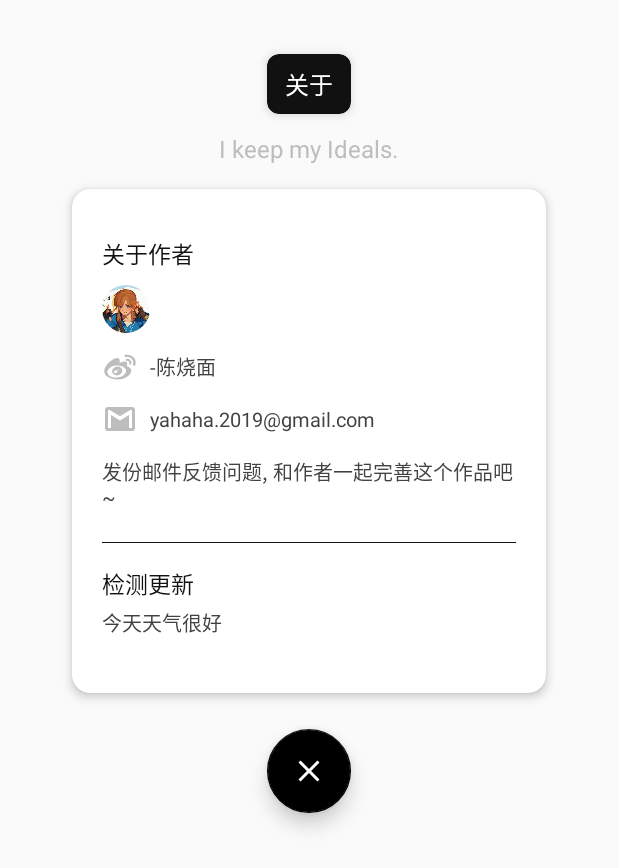
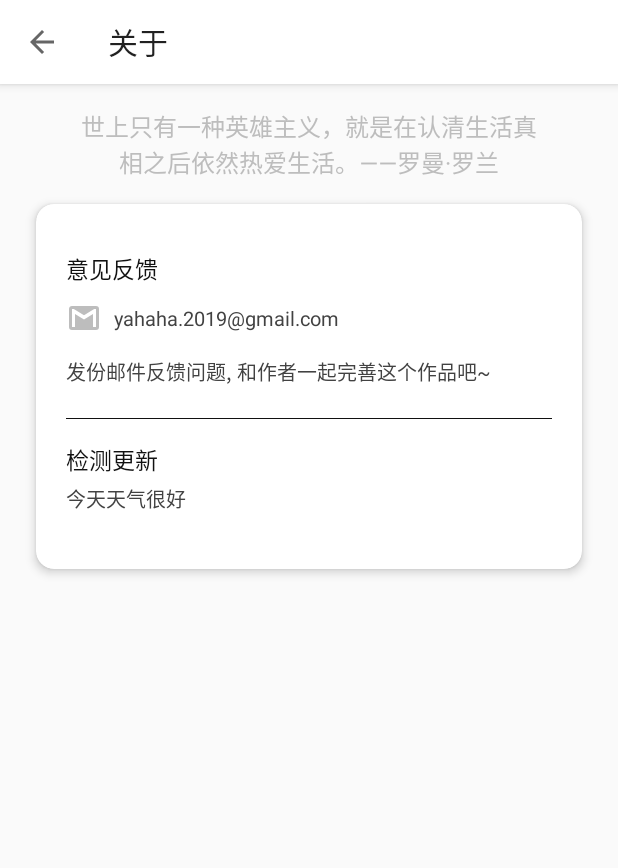
Before and after one commit to csming1995/hundredpercent, an Android app: the SettingActivity screen opened directly, with no data from a screen before it, on a phone screen of 412 x 824 dp. Shown: the top 868 px of the screen. Run offline under Robolectric (Android 15) with nearby library versions, the phone set to English and light mode, and no system bars; our stand-ins replace CircleImageView; libraries missing offline, so code that uses them is left out: com.umeng.analytics; 1 statement that could not run was skipped.

```diff
--- a/app/src/main/AndroidManifest.xml
+++ b/app/src/main/AndroidManifest.xml
@@ -33,12 +33,12 @@
         </activity>
         <activity android:name=".record.AddRecordActivity"
             android:theme="@style/AppTheme"
-            android:windowSoftInputMode="adjustPan">
+            android:windowSoftInputMode="adjustPan|adjustResize">
         </activity>
 
         <activity android:name=".setting.SettingActivity"
             android:theme="@style/AppTheme"
-            android:windowSoftInputMode="adjustPan">
+            android:windowSoftInputMode="adjustPan|adjustResize">
         </activity>
 
         <meta-data
--- a/app/src/main/java/com/csming/percent/plan/viewmodel/AddPlanViewModel.kt
+++ b/app/src/main/java/com/csming/percent/plan/viewmodel/AddPlanViewModel.kt
@@ -46,7 +46,7 @@ class AddPlanViewModel @Inject constructor(
         return mPostState
     }
 
-    fun postPlan(title: String, description: String) {
+    fun postPlan(title: String, description: String, color: Int) {
         if (TextUtils.isEmpty(title)) {
             mPostState.postValue(Contacts.STATE_POST_TITLE_NULL)
             return
@@ -58,7 +58,9 @@ class AddPlanViewModel @Inject constructor(
         val plan = Plan()
         plan.title = title
         plan.description = description
-        plan.color = mColor!!
+//        mColor!!
+        plan.color = color //
+
         planRepository.addPlan(plan, mPostState)
     }
 
--- a/app/src/main/java/com/csming/percent/setting/SettingActivity.java
+++ b/app/src/main/java/com/csming/percent/setting/SettingActivity.java
@@ -11,10 +11,11 @@ import android.widget.LinearLayout;
 import com.csming.percent.R;
 import com.csming.percent.SlideTouchEventListener;
 import com.csming.percent.common.AnalyticsUtil;
-import com.google.android.material.floatingactionbutton.FloatingActionButton;
 
 import androidx.annotation.Nullable;
+import androidx.appcompat.app.ActionBar;
 import androidx.appcompat.app.AppCompatActivity;
+import androidx.appcompat.widget.Toolbar;
 
 /**
  * @author Created by csming on 2019/3/29.
@@ -26,14 +27,16 @@ public class SettingActivity extends AppCompatActivity {
     }
 
     private LinearLayout mLlRoot;
-    private FloatingActionButton mFabClose;
+//    private FloatingActionButton mFabClose;
 
-    private LinearLayout mLlGotoWeibo;
+    //    private LinearLayout mLlGotoWeibo;
     private LinearLayout mLlGotoEmail;
     private LinearLayout mLlUpdate;
 
+    private Toolbar toolbar;
+
     private ObjectAnimator mObjectAnimatorCardPanelEnter;
-    private ObjectAnimator mObjectAnimatorFabEnter;
+//    private ObjectAnimator mObjectAnimatorFabEnter;
 
     private SlideTouchEventListener mSlideTouchEventListener;
 
@@ -43,6 +46,7 @@ public class SettingActivity extends AppCompatActivity {
         setContentView(R.layout.activity_setting);
 
         initView();
+        initToolBar();
     }
 
     @Override
@@ -64,6 +68,12 @@ public class SettingActivity extends AppCompatActivity {
     }
 
     @Override
+    public boolean onSupportNavigateUp() {
+        onBackPressed();
+        return true;
+    }
+
+    @Override
     public void onBackPressed() {
         finish();
     }
@@ -76,21 +86,38 @@ public class SettingActivity extends AppCompatActivity {
         return super.onTouchEvent(event);
     }
 
+    /**
+     * 初始化ToolBar
+     */
+    private void initToolBar() {
+        toolbar = findViewById(R.id.toolbar);
+        toolbar.setBackgroundColor(getResources().getColor(R.color.color_ffffff));
+
+        setSupportActionBar(toolbar);
+        ActionBar actionBar = getSupportActionBar();
+        if (actionBar != null) {
+            actionBar.setDisplayHomeAsUpEnabled(true);
+            actionBar.setDisplayShowHomeEnabled(false);
+            actionBar.setTitle(R.string.title_setting);
+        }
+
+    }
+
 
     private void initAnimator() {
         int heightCardPanel = mLlRoot.getMeasuredHeight();
         mObjectAnimatorCardPanelEnter = ObjectAnimator.ofFloat(mLlRoot, "translationY", heightCardPanel, -50, 0);
         mObjectAnimatorCardPanelEnter.setDuration(300);
 
-        mObjectAnimatorFabEnter = ObjectAnimator.ofFloat(mFabClose, "translationY", 500, -50, 0);
-        mObjectAnimatorFabEnter.setDuration(400);
+//        mObjectAnimatorFabEnter = ObjectAnimator.ofFloat(mFabClose, "translationY", 500, -50, 0);
+//        mObjectAnimatorFabEnter.setDuration(400);
     }
 
     private void initView() {
         mLlRoot = findViewById(R.id.ll_root);
-        mFabClose = findViewById(R.id.fab_close);
+//        mFabClose = findViewById(R.id.fab_close);
 
-        mLlGotoWeibo = findViewById(R.id.ll_goto_weibo);
+//        mLlGotoWeibo = findViewById(R.id.ll_goto_weibo);
         mLlGotoEmail = findViewById(R.id.ll_goto_email);
         mLlUpdate = findViewById(R.id.ll_update);
 
@@ -98,12 +125,12 @@ public class SettingActivity extends AppCompatActivity {
             initAnimator();
 
             mObjectAnimatorCardPanelEnter.start();
-            mObjectAnimatorFabEnter.start();
+//            mObjectAnimatorFabEnter.start();
         });
 
-        mFabClose.setOnClickListener(v -> {
-            onBackPressed();
-        });
+//        mFabClose.setOnClickListener(v -> {
+//            onBackPressed();
+//        });
 
         mSlideTouchEventListener = new SlideTouchEventListener() {
             @Override
@@ -125,11 +152,11 @@ public class SettingActivity extends AppCompatActivity {
         };
         mSlideTouchEventListener.setDistance(getResources().getDimension(R.dimen.min_distance_slide));
 
-        mLlGotoWeibo.setOnClickListener(view -> {
-            Uri uri = Uri.parse("https://m.weibo.cn/u/1956533563?uid=1956533563");
-            Intent intent = new Intent(Intent.ACTION_VIEW, uri);
-            startActivity(intent);
-        });
+//        mLlGotoWeibo.setOnClickListener(view -> {
+//            Uri uri = Uri.parse("https://m.weibo.cn/u/1956533563?uid=1956533563");
+//            Intent intent = new Intent(Intent.ACTION_VIEW, uri);
+//            startActivity(intent);
+//        });
         mLlGotoEmail.setOnClickListener(view -> {
             Intent emailIntent = new Intent(android.content.Intent.ACTION_SEND);
             emailIntent.setAction(Intent.ACTION_SEND);
--- a/app/src/main/res/layout/activity_main.xml
+++ b/app/src/main/res/layout/activity_main.xml
@@ -4,7 +4,7 @@
     xmlns:tools="http://schemas.android.com/tools"
     android:layout_width="match_parent"
     android:layout_height="match_parent"
-    android:background="@color/color_ffffff"
+    android:background="@android:color/transparent"
     android:fitsSystemWindows="true"
     tools:context=".main.MainActivity">
 
--- a/app/src/main/res/layout/activity_setting.xml
+++ b/app/src/main/res/layout/activity_setting.xml
@@ -9,55 +9,77 @@
     android:orientation="vertical"
     tools:context=".plan.AddPlanActivity">
 
+    <!--App Bar-->
+    <com.google.android.material.appbar.AppBarLayout
+        android:id="@+id/app_bar_layout"
+        android:layout_width="match_parent"
+        android:layout_height="?attr/actionBarSize"
+        android:elevation="4dp"
+        app:elevation="4dp">
+
+        <androidx.appcompat.widget.Toolbar
+            android:id="@+id/toolbar"
+            android:layout_width="match_parent"
+            android:layout_height="match_parent"
+            android:layout_gravity="top"
+            android:elevation="4dp"
+            app:elevation="4dp">
+
+        </androidx.appcompat.widget.Toolbar>
+
+    </com.google.android.material.appbar.AppBarLayout>
+
     <LinearLayout
         android:id="@+id/ll_root"
         android:layout_width="match_parent"
         android:layout_height="wrap_content"
         android:orientation="vertical">
 
-        <androidx.cardview.widget.CardView
-            android:layout_width="wrap_content"
-            android:layout_height="wrap_content"
-            android:layout_gravity="top|center"
-            android:layout_marginTop="36dp"
-            android:layout_marginBottom="12dp"
-            android:clickable="true"
-            android:focusable="true"
-            android:foreground="?android:attr/selectableItemBackground"
-            app:cardBackgroundColor="@color/color_111111"
-            app:cardCornerRadius="8dp"
-            app:cardElevation="4dp">
+        <!--<androidx.cardview.widget.CardView-->
+        <!--android:layout_width="wrap_content"-->
+        <!--android:layout_height="wrap_content"-->
+        <!--android:layout_gravity="top|center"-->
+        <!--android:layout_marginTop="36dp"-->
+        <!--android:layout_marginBottom="12dp"-->
+        <!--android:clickable="true"-->
+        <!--android:focusable="true"-->
+        <!--android:foreground="?android:attr/selectableItemBackground"-->
+        <!--app:cardBackgroundColor="@color/color_111111"-->
+        <!--app:cardCornerRadius="8dp"-->
+        <!--app:cardElevation="4dp">-->
 
-            <TextView
-                android:id="@+id/tv_title"
-                android:layout_width="wrap_content"
-                android:layout_height="wrap_content"
-                android:layout_marginStart="12dp"
-                android:layout_marginTop="8dp"
-                android:layout_marginEnd="12dp"
-                android:layout_marginBottom="8dp"
-                android:text="@string/title_setting"
-                android:textColor="@color/color_ffffff"
-                android:textSize="16dp" />
-        </androidx.cardview.widget.CardView>
+        <!--<TextView-->
+        <!--android:id="@+id/tv_title"-->
+        <!--android:layout_width="wrap_content"-->
+        <!--android:layout_height="wrap_content"-->
+        <!--android:layout_marginStart="12dp"-->
+        <!--android:layout_marginTop="8dp"-->
+        <!--android:layout_marginEnd="12dp"-->
+        <!--android:layout_marginBottom="8dp"-->
+        <!--android:text="@string/title_setting"-->
+        <!--android:textColor="@color/color_ffffff"-->
+        <!--android:textSize="16dp" />-->
+        <!--</androidx.cardview.widget.CardView>-->
 
         <TextView
-            android:id="@+id/tv_progress"
             android:layout_width="wrap_content"
             android:layout_height="wrap_content"
             android:layout_gravity="center"
             android:gravity="center"
             android:text="@string/setting_slogon"
             android:textColor="@color/color_BDBDBD"
+            android:layout_marginStart="50dp"
+            android:layout_marginTop="16dp"
+            android:layout_marginEnd="50dp"
             android:textSize="16dp" />
 
         <androidx.cardview.widget.CardView
             android:id="@+id/cv_panel"
             android:layout_width="match_parent"
             android:layout_height="wrap_content"
-            android:layout_marginStart="48dp"
+            android:layout_marginStart="24dp"
             android:layout_marginTop="16dp"
-            android:layout_marginEnd="48dp"
+            android:layout_marginEnd="24dp"
             android:layout_marginBottom="16dp"
             android:layout_weight="1"
             android:clickable="true"
@@ -90,44 +112,44 @@
                             android:layout_height="wrap_content"
                             android:layout_marginStart="20dp"
                             android:layout_marginBottom="4dp"
-                            android:text="@string/setting_about"
+                            android:text="@string/setting_feedback"
                             android:textColor="@color/color_111111"
                             android:textSize="15dp" />
 
-                        <de.hdodenhof.circleimageview.CircleImageView
-                            android:layout_width="32dp"
-                            android:layout_height="32dp"
-                            android:layout_marginStart="20dp"
-                            android:layout_marginTop="5dp"
-                            android:layout_marginBottom="5dp"
-                            android:src="@drawable/avatar" />
+                        <!--<de.hdodenhof.circleimageview.CircleImageView-->
+                        <!--android:layout_width="32dp"-->
+                        <!--android:layout_height="32dp"-->
+                        <!--android:layout_marginStart="20dp"-->
+                        <!--android:layout_marginTop="5dp"-->
+                        <!--android:layout_marginBottom="5dp"-->
+                        <!--android:src="@drawable/avatar" />-->
 
-                        <LinearLayout
-                            android:id="@+id/ll_goto_weibo"
-                            android:layout_width="match_parent"
-                            android:layout_height="wrap_content"
-                            android:layout_marginTop="5dp"
-                            android:layout_marginBottom="5dp"
-                            android:clickable="true"
-                            android:foreground="?android:attr/selectableItemBackground"
-                            android:gravity="center">
+                        <!--<LinearLayout-->
+                        <!--android:id="@+id/ll_goto_weibo"-->
+                        <!--android:layout_width="match_parent"-->
+                        <!--android:layout_height="wrap_content"-->
+                        <!--android:layout_marginTop="5dp"-->
+                        <!--android:layout_marginBottom="5dp"-->
+                        <!--android:clickable="true"-->
+                        <!--android:foreground="?android:attr/selectableItemBackground"-->
+                        <!--android:gravity="center">-->
 
-                            <androidx.appcompat.widget.AppCompatImageView
-                                android:layout_width="24dp"
-                                android:layout_height="24dp"
-                                android:layout_marginStart="20dp"
-                                app:srcCompat="@drawable/ic_weibo" />
+                        <!--<androidx.appcompat.widget.AppCompatImageView-->
+                        <!--android:layout_width="24dp"-->
+                        <!--android:layout_height="24dp"-->
+                        <!--android:layout_marginStart="20dp"-->
+                        <!--app:srcCompat="@drawable/ic_weibo" />-->
 
-                            <TextView
-                                android:layout_width="match_parent"
-                                android:layout_height="wrap_content"
-                                android:layout_gravity="center"
-                                android:layout_marginStart="8dp"
-                                android:layout_marginEnd="20dp"
-                                android:text="@string/setting_about_author"
-                                android:textColor="@color/color_424242"
-                                android:textSize="13dp" />
-                        </LinearLayout>
+                        <!--<TextView-->
+                        <!--android:layout_width="match_parent"-->
+                        <!--android:layout_height="wrap_content"-->
+                        <!--android:layout_gravity="center"-->
+                        <!--android:layout_marginStart="8dp"-->
+                        <!--android:layout_marginEnd="20dp"-->
+                        <!--android:text="@string/setting_about_author"-->
+                        <!--android:textColor="@color/color_424242"-->
+                        <!--android:textSize="13dp" />-->
+                        <!--</LinearLayout>-->
 
                         <LinearLayout
                             android:id="@+id/ll_goto_email"
@@ -257,16 +279,16 @@
 
     </LinearLayout>
 
-    <com.google.android.material.floatingactionbutton.FloatingActionButton
-        android:id="@+id/fab_close"
-        android:layout_width="wrap_content"
-        android:layout_height="wrap_content"
-        android:layout_gravity="bottom|center"
-        android:layout_marginTop="8dp"
-        android:layout_marginBottom="24dp"
-        app:backgroundTint="@color/color_000000"
-        app:elevation="8dp"
-        app:rippleColor="@color/color_000000"
-        app:srcCompat="@drawable/ic_close" />
+    <!--<com.google.android.material.floatingactionbutton.FloatingActionButton-->
+    <!--android:id="@+id/fab_close"-->
+    <!--android:layout_width="wrap_content"-->
+    <!--android:layout_height="wrap_content"-->
+    <!--android:layout_gravity="bottom|center"-->
+    <!--android:layout_marginTop="8dp"-->
+    <!--android:layout_marginBottom="24dp"-->
+    <!--app:backgroundTint="@color/color_000000"-->
+    <!--app:elevation="8dp"-->
+    <!--app:rippleColor="@color/color_000000"-->
+    <!--app:srcCompat="@drawable/ic_close" />-->
 
 </LinearLayout>
--- a/app/src/main/res/values/strings.xml
+++ b/app/src/main/res/values/strings.xml
@@ -41,10 +41,13 @@
     <string name="setting_about_content">发份邮件反馈问题, 和作者一起完善这个作品吧~</string>
     <string name="setting_email_subject">"百分百"的意见反馈</string>
 
+    <string name="setting_feedback">意见反馈</string>
+
     <string name="setting_update">检测更新</string>
     <string name="setting_update_content">今天天气很好</string>
 
-    <string name="setting_slogon">I keep my Ideals.</string>
+    <string name="setting_slogon">世上只有一种英雄主义，就是在认清生活真相之后依然热爱生活。——罗曼·罗兰</string>
+    <!--<string name="setting_slogon">I keep my Ideals.</string>-->
 
     <!--StatusLayout-->
     <string name="str_empty">数据为空</string>
```
Also changed, not shown: app/src/main/java/com/csming/percent/plan/AddPlanActivity.java (+68 -40 lines), app/src/main/java/com/csming/percent/record/AddRecordActivity.java (+30 -2 lines), app/src/main/res/layout/activity_add_plan.xml (+66 -44 lines), app/src/main/res/layout/activity_add_record.xml (+54 -34 lines).
